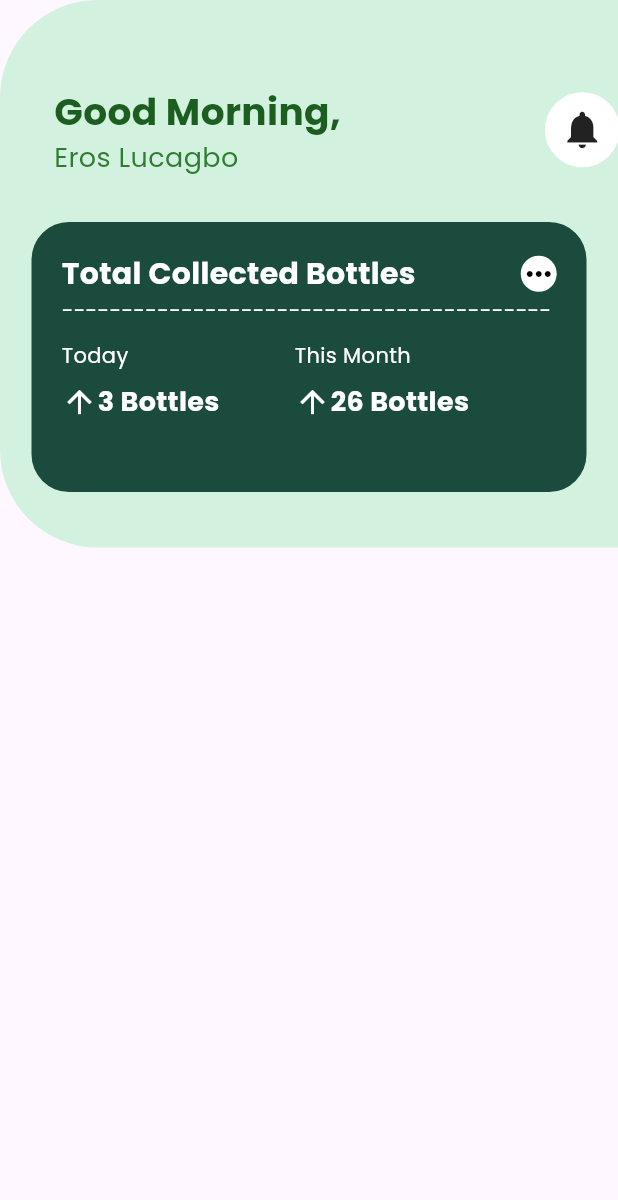
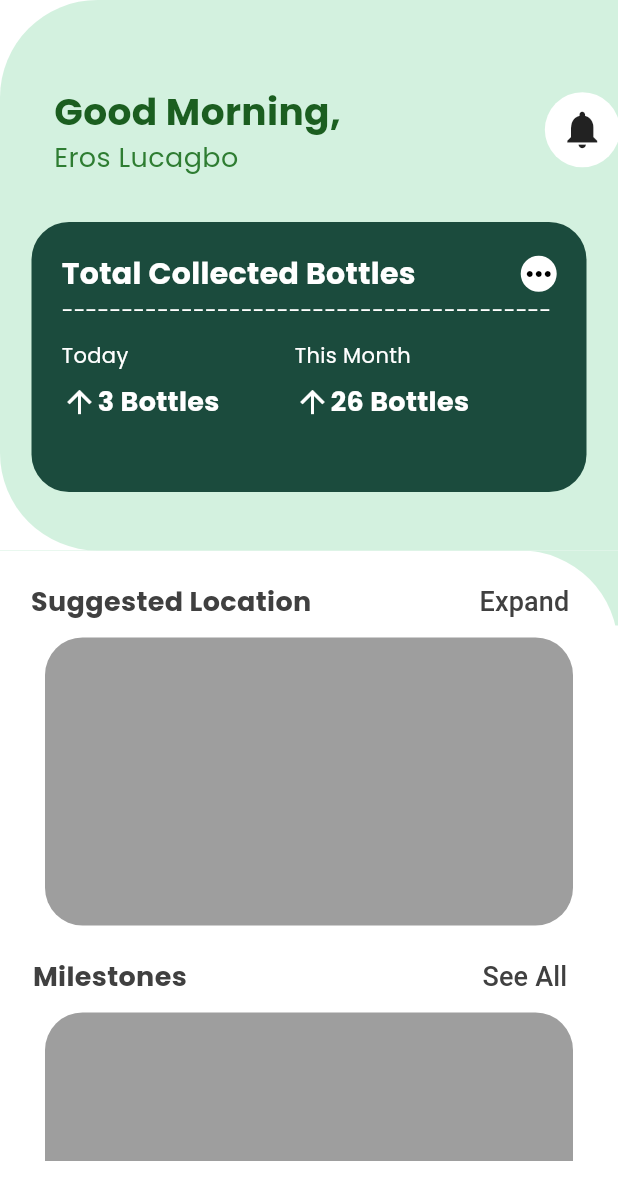
Before and after one commit to Eros628/PlastiCash_App, a Flutter app: the HomePage screen opened directly, on a phone screen of 412 x 824 dp. Shown: the top 1200 px of the screen. Run offline on Flutter 3.47's test engine with Material 3 defaults, Android fonts, the light colour scheme and no system bars.

Commit message:
Home Page: Added Map and Milestone Section with scrollable feature

```diff
--- a/lib/main.dart
+++ b/lib/main.dart
@@ -13,10 +13,15 @@ class PlastiCashApp extends StatelessWidget{
   @override
   Widget build(BuildContext context) {
     return MaterialApp(
+
         theme: ThemeData(textTheme: TextTheme(bodyMedium: TextStyle(color: Colors.white, fontWeight: FontWeight.bold, fontFamily: "Poppins"))),
         debugShowCheckedModeBanner: false,
         title: "PlastiCash",
-        initialRoute: '/startup',
+        routes: {
+          '/home': (context) => HomePage()
+        },
+        initialRoute: '/home',
+
         onGenerateRoute: (settings) {
           switch (settings.name) {
             case '/startup':
--- a/lib/screens/home_screen.dart
+++ b/lib/screens/home_screen.dart
@@ -1,25 +1,49 @@
 import 'package:flutter/material.dart';
 
 
-class HomePage extends StatelessWidget{
+class HomePage extends StatelessWidget {
   const HomePage({super.key});
 
   @override
-  Widget build(BuildContext context){
+  Widget build(BuildContext context) {
     return Scaffold(
-        body: Container(
-            height: 365.0,
-            decoration:BoxDecoration(color: const Color.fromARGB(255,211, 241, 223), borderRadius:BorderRadius.horizontal(left: Radius.circular(65), right: Radius.zero))
-            ,child: Column(
-            children: [Div1(), Div2()])
-        )
+      backgroundColor: Colors.white,
+      body: Column(
+        children: [
+          // First container with Div1 and Div2
+          Container(
+            decoration: BoxDecoration(
+              color: const Color.fromARGB(255, 211, 241, 223),
+              borderRadius: BorderRadius.horizontal(left: Radius.circular(65), right: Radius.zero),
+            ),
+            height: 367,
+            child: Column(children: [Div1(), Div2()]),
+          ),
+          Container(height: 50, color: Color.fromARGB(255, 211, 241, 223)),
+
+          // Div3 with translation applied
+          Expanded(
+            child: Transform.translate(
+              offset: Offset(0, -50), // Move up by 50 pixels
+              child: SingleChildScrollView(child: Div3()),
+            ),
+          ),
+        ],
+      ),
     );
   }
 }
 
-class Div1 extends StatelessWidget
+
+class Div1 extends StatefulWidget
 {
   const Div1({super.key});
+
+  @override
+  State<Div1> createState() => _Div1State();
+}
+
+class _Div1State extends State<Div1> {
   @override
   Widget build(BuildContext context) {
     return Container(
@@ -42,13 +66,18 @@ class Div1 extends StatelessWidget
   }
 }
 
-class Div2 extends StatelessWidget
+class Div2 extends StatefulWidget
 {
   const Div2({super.key});
 
   @override
+  State<Div2> createState() => _Div2State();
+}
+
+class _Div2State extends State<Div2> {
+  @override
   Widget build(BuildContext context) {
-    // TODO: implement build
+
     return Container(
       height: 180,
       width: 370,
@@ -74,6 +103,8 @@ class Div2 extends StatelessWidget
                           crossAxisAlignment: CrossAxisAlignment.start,
                           spacing: 8,
                           children: [Text("This Month",style: TextStyle(fontWeight: FontWeight.normal)), Row(children: [Icon(Icons.arrow_upward_sharp, color: Colors.white,), Text("26 Bottles",style: TextStyle(fontSize: 18))])])
+
+
                     ]),
               )
             ]),
@@ -81,3 +112,111 @@ class Div2 extends StatelessWidget
     );
   }
 }
+
+
+class Div3 extends StatefulWidget {
+  const Div3({super.key});
+
+  @override
+  State<Div3> createState() => _Div3State();
+}
+
+class _Div3State extends State<Div3> {
+  @override
+  Widget build(BuildContext context) {
+    return Container(
+      decoration: BoxDecoration( color: Colors.white,borderRadius: BorderRadius.only(topRight: Radius.circular(65))),
+      child: Column(
+        children: [
+          Div3MapSection(), MilestoneSection()
+        ],
+      ),
+    );
+  }
+}
+
+
+class Div3MapSection extends StatefulWidget {
+  const Div3MapSection({super.key});
+
+  @override
+  State<Div3MapSection> createState() => _Div3MapSectionState();
+}
+
+class _Div3MapSectionState extends State<Div3MapSection> {
+  @override
+  Widget build(BuildContext context) {
+    return Column(
+      children: [
+        SizedBox(height: 10,),
+        Row(
+          mainAxisAlignment: MainAxisAlignment.center,
+          children: [
+            Text(
+              "Suggested Location",
+              style: TextStyle(color: Color.fromARGB(255, 64, 64, 64), fontSize: 18),
+            ),
+            SizedBox(width: 100), // Adjust this to control space between widgets
+            TextButton(
+              onPressed: () {},
+              child: Text(
+                "Expand",
+                style: TextStyle(color: Color.fromARGB(255, 64, 64, 64), fontSize: 18),
+              ),
+            ),
+          ],
+        ),
+        Container(
+          height: 192,
+          width: 352,
+          decoration: BoxDecoration(
+            color: Colors.grey,
+            borderRadius: BorderRadius.all(Radius.circular(25)),
+          ),
+        ),
+        SizedBox(height: 10,),
+      ]
+    );
+  }
+}
+
+class MilestoneSection extends StatefulWidget {
+  const MilestoneSection({super.key});
+
+  @override
+  State<MilestoneSection> createState() => _MilestoneSectionState();
+}
+
+class _MilestoneSectionState extends State<MilestoneSection> {
+  @override
+  Widget build(BuildContext context) {
+    return Column(
+      children: [
+        Row(
+            mainAxisAlignment: MainAxisAlignment.center,
+            children: [
+              Text(
+                "Milestones",
+                style: TextStyle(color: Color.fromARGB(255, 64, 64, 64), fontSize: 18),
+              ),
+              SizedBox(width: 185), // Adjust space between widgets
+              TextButton(
+                onPressed: () {},
+                child: Text(
+                  "See All",
+                  style: TextStyle(color: Color.fromARGB(255, 64, 64, 64), fontSize: 18),
+                ),
+              ),
+            ],
+          ),
+        Container(
+          height: 192,
+          width: 352,
+          decoration: BoxDecoration(
+            color: Colors.grey,
+            borderRadius: BorderRadius.all(Radius.circular(25)),
+          ),
+        ),
+    ]);
+  }
+}
--- a/pubspec.yaml
+++ b/pubspec.yaml
@@ -30,6 +30,10 @@ environment:
 dependencies:
   flutter:
     sdk: flutter
+
+  dio: ^4.0.0
+  flutter_polyline_points: ^0.2.6
+  google_maps_fluter: ^2.0.2
 
   # The following adds the Cupertino Icons font to your application.
   # Use with the CupertinoIcons class for iOS style icons.
```
